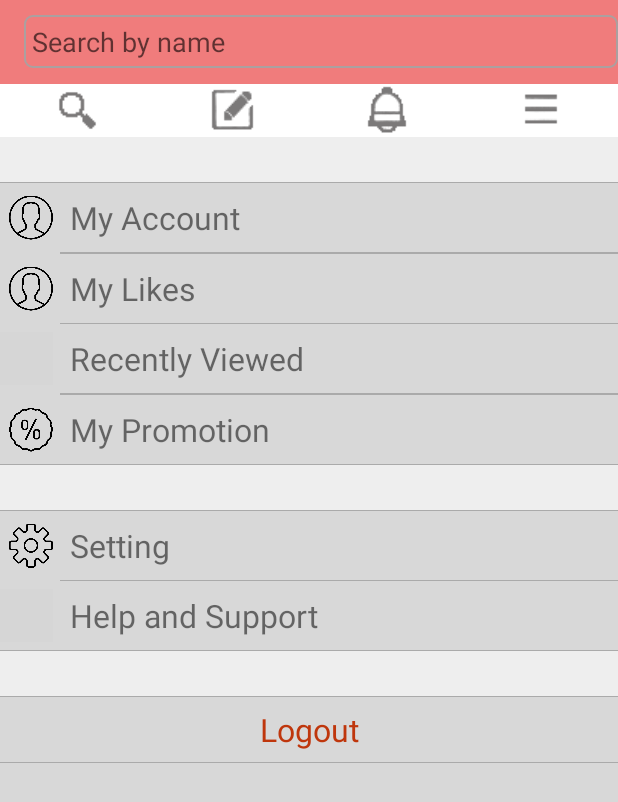
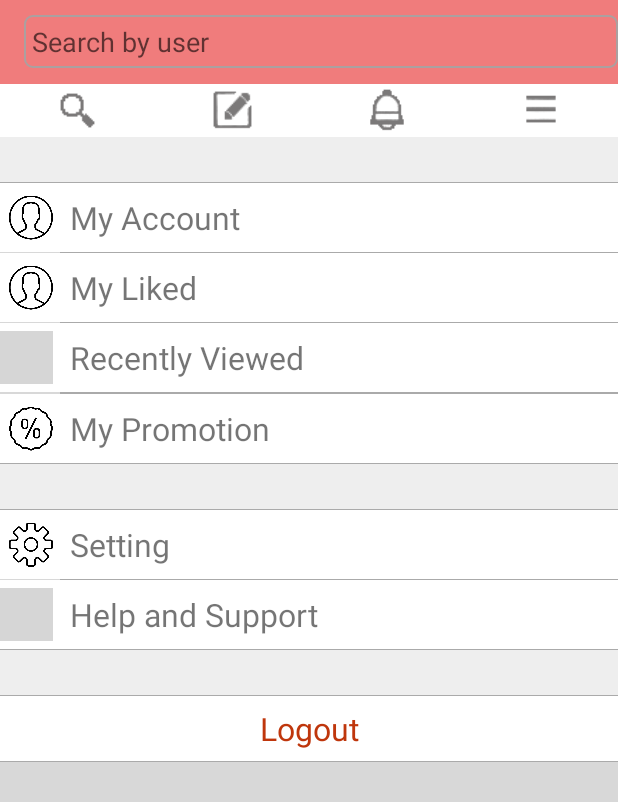
Before and after one commit to 7daysnevermore/SeniorProject, an Android app: the screen it shows after launch once a user with an empty profile is signed in (MainActivity), after a tap on an icon or button, on a phone screen of 412 x 824 dp. Shown: the top 802 px of the screen. Run offline under Robolectric (Android 15) with nearby library versions, the phone set to English and light mode, and no system bars; our stand-ins replace Firebase (no records; nobody signed in at launch, a user with empty details on screens opened directly), Picasso; pictures from the network do not load; 2 statements that could not run were skipped; grey boxes are pictures that could not be loaded.

Commit message:
Finish Setting and Homepage Phase 1

```diff
--- a/BeautyBlinkCustomer/app/src/main/res/layout/activity_main.xml
+++ b/BeautyBlinkCustomer/app/src/main/res/layout/activity_main.xml
@@ -35,7 +35,7 @@
                     android:ems="10"
                     android:id="@+id/word"
                     android:imeOptions="actionSearch"
-                    android:hint="Search by name"
+                    android:hint="Search by user"
                     android:background="@drawable/input_outline"
                     android:padding="5dp" />
 
@@ -68,6 +68,8 @@
                     android:id="@+id/bt_search"
                     android:layout_width="match_parent"
                     android:layout_height="match_parent"
+                    android:paddingTop="1dp"
+                    android:paddingBottom="1dp"
                     android:layout_gravity="center"
                     android:src="@mipmap/ic_action_search1"/>
 
@@ -82,6 +84,8 @@
                     android:id="@+id/bt_request"
                     android:layout_width="match_parent"
                     android:layout_height="match_parent"
+                    android:paddingTop="1dp"
+                    android:paddingBottom="1dp"
                     android:layout_gravity="center"
                     android:src="@mipmap/request_702"/>
 
@@ -96,6 +100,8 @@
                     android:id="@+id/bt_noti"
                     android:layout_width="match_parent"
                     android:layout_height="match_parent"
+                    android:paddingTop="2dp"
+                    android:paddingBottom="2dp"
                     android:layout_gravity="center"
                     android:src="@mipmap/noti_702"/>
 
@@ -110,6 +116,8 @@
                     android:id="@+id/bt_userprofile"
                     android:layout_width="match_parent"
                     android:layout_height="match_parent"
+                    android:paddingTop="1dp"
+                    android:paddingBottom="1dp"
                     android:layout_gravity="center"
                     android:src="@mipmap/setting_703"/>
             </LinearLayout>
--- a/BeautyBlinkCustomer/app/src/main/res/layout/activity_myaccount.xml
+++ b/BeautyBlinkCustomer/app/src/main/res/layout/activity_myaccount.xml
@@ -16,6 +16,7 @@
             android:layout_height="match_parent"
             android:text="Profile"
             android:gravity="center"
+            android:paddingRight="60dp"
             android:textSize="25dp"
             android:layout_weight="0.84" />
 
--- a/BeautyBlinkCustomer/app/src/main/res/layout/fragment_setting.xml
+++ b/BeautyBlinkCustomer/app/src/main/res/layout/fragment_setting.xml
@@ -28,6 +28,7 @@
                 android:layout_height="wrap_content"
                 android:paddingTop="5dp"
                 android:paddingBottom="5dp"
+                android:background="#ffffff"
                 android:orientation="horizontal">
 
                 <ImageView
@@ -52,17 +53,11 @@
                 android:layout_marginLeft="40dp"
                 android:background="@android:color/darker_gray"/>
 
-
-            <View
-                android:layout_width="match_parent"
-                android:layout_height="0.1dp"
-                android:layout_marginLeft="40dp"
-                android:background="@android:color/darker_gray"/>
-
             <LinearLayout
                 android:layout_width="match_parent"
                 android:layout_height="wrap_content"
                 android:orientation="horizontal"
+                android:background="#ffffff"
                 android:id="@+id/myLikes"
                 android:paddingBottom="5dp"
                 android:paddingTop="5dp">
@@ -78,7 +73,7 @@
                     android:layout_height="match_parent"
                     android:gravity="center_vertical"
                     android:paddingLeft="11dp"
-                    android:text="My Likes"
+                    android:text="My Liked"
                     android:textSize="21sp" />
 
             </LinearLayout>
@@ -92,6 +87,7 @@
             <LinearLayout
                 android:layout_width="match_parent"
                 android:layout_height="wrap_content"
+                android:background="#ffffff"
                 android:paddingTop="5dp"
                 android:paddingBottom="5dp"
                 android:orientation="horizontal">
@@ -128,6 +124,7 @@
             <LinearLayout
                 android:layout_width="match_parent"
                 android:layout_height="wrap_content"
+                android:background="#ffffff"
                 android:paddingTop="5dp"
                 android:paddingBottom="5dp"
                 android:orientation="horizontal">
@@ -166,6 +163,7 @@
             <LinearLayout
                 android:layout_width="match_parent"
                 android:layout_height="wrap_content"
+                android:background="#ffffff"
                 android:paddingTop="5dp"
                 android:paddingBottom="5dp"
                 android:orientation="horizontal">
@@ -194,6 +192,7 @@
             <LinearLayout
                 android:layout_width="match_parent"
                 android:layout_height="wrap_content"
+                android:background="#ffffff"
                 android:paddingTop="5dp"
                 android:paddingBottom="5dp"
                 android:orientation="horizontal">
@@ -231,6 +230,7 @@
             <LinearLayout
                 android:layout_width="match_parent"
                 android:layout_height="wrap_content"
+                android:background="#ffffff"
                 android:orientation="horizontal">
 
                 <TextView
```
Also changed, not shown: BeautyBlinkCustomer/app/src/main/java/com/example/captain_pc/beautyblinkcustomer/EditProfile.java (+8 -1 lines), BeautyBlinkCustomer/app/src/main/java/com/example/captain_pc/beautyblinkcustomer/MyAccount.java (+22 -0 lines), BeautyBlinkCustomer/app/src/main/java/com/example/captain_pc/beautyblinkcustomer/MyLikes.java (+22 -0 lines), BeautyBlinkCustomer/app/src/main/java/com/example/captain_pc/beautyblinkcustomer/MyPromotion.java (+28 -0 lines), BeautyBlinkCustomer/app/src/main/java/com/example/captain_pc/beautyblinkcustomer/RecentlyViewed.java (+32 -0 lines), BeautyBlinkCustomer/app/src/main/res/layout/activity_editprofile.xml (+9 -0 lines), BeautyBlinkCustomer/app/src/main/res/layout/activity_myliked.xml (+10 -8 lines), BeautyBlinkCustomer/app/src/main/res/layout/activity_mypromotion.xml (added, +26 -0 lines), BeautyBlinkCustomer/app/src/main/res/layout/activity_recentlyviewed.xml (added, +26 -0 lines), BeautyBlinkCustomer/app/src/main/res/layout/fragment_request.xml (+10 -0 lines).
